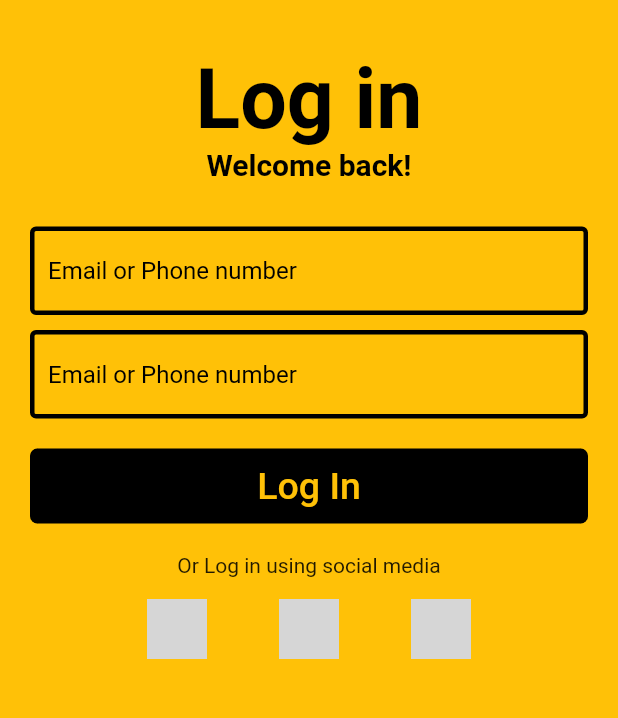
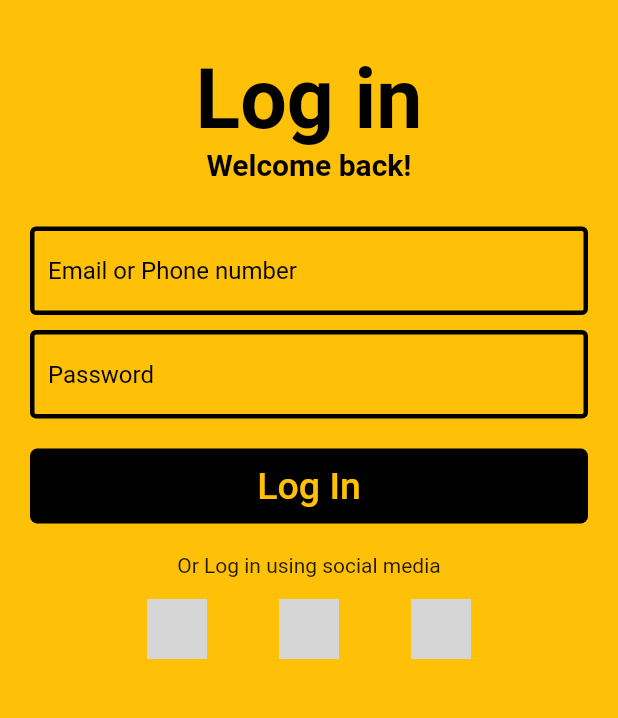
Before and after one commit to yasiru-hasaranjala/security-tracking-app, a Flutter app: the screen it shows after launch, after a tap on "Log In", on a phone screen of 412 x 824 dp, the part 63-781 px from its top. Run offline on Flutter 3.47's test engine with Material 2 defaults, Android fonts, the phone set to English and light mode, and no system bars; our stand-ins replace firebase_auth, firebase_core, firebase_database, google_maps_flutter; accounts and stored records are empty; network calls fail; grey boxes are pictures that could not be loaded.

Commit message:
login fix

```diff
--- a/lib/modules/login/login.dart
+++ b/lib/modules/login/login.dart
@@ -118,7 +118,7 @@ class _LoginScreenState extends State<LoginScreen> {
               /*password*/ textField(
                 keyboardType: TextInputType.emailAddress,
                 controller: pass,
-                hinttext: 'Email or Phone number',
+                hinttext: 'Password',
                 isPassword: true,
                 suffixIcon: pass.text.isEmpty
                     ? Container(width: 0)
```
Also changed, not shown: lib/modules/map/map.dart (+8 -3 lines), screen/qemu-system-x86_64_WXgGdm0R8W.jpg (deleted), screen/qemu-system-x86_64_kJ0tOa9hKp.jpg (deleted), screens/qemu-system-x86_64_2k1OBkRdZk.jpg (renamed from screen/qemu-system-x86_64_2k1OBkRdZk.jpg), screens/qemu-system-x86_64_a74fS3wNwy.jpg (renamed from screen/qemu-system-x86_64_a74fS3wNwy.jpg), screens/qemu-system-x86_64_gGCqrMoUXt.jpg (added), screens/qemu-system-x86_64_jjpux1eKBx.jpg (added).
